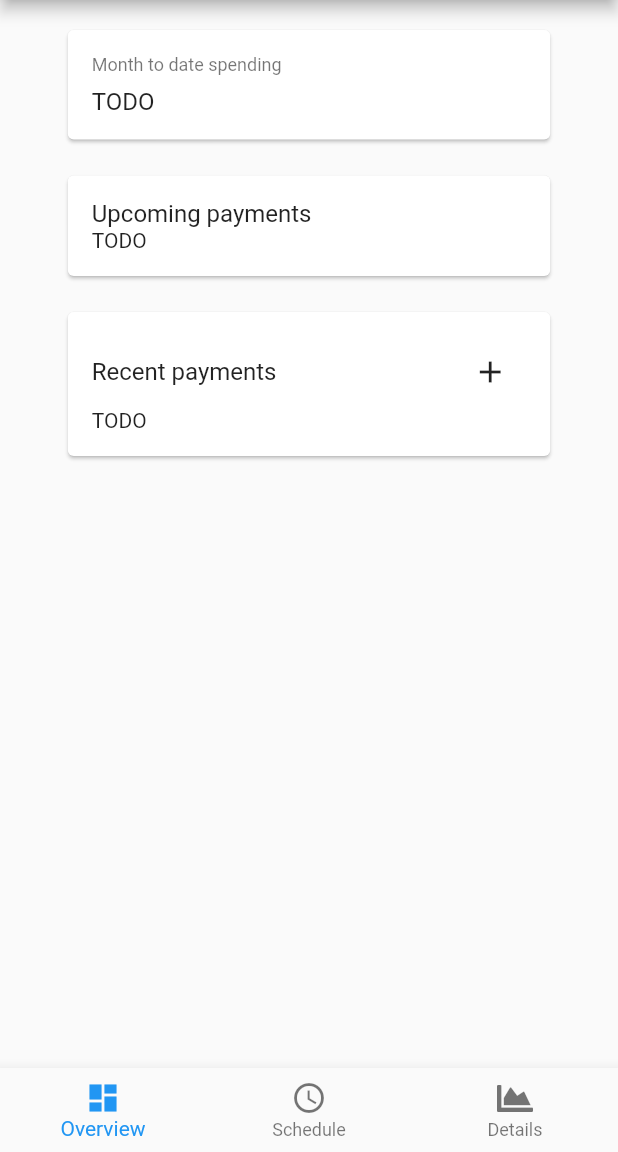
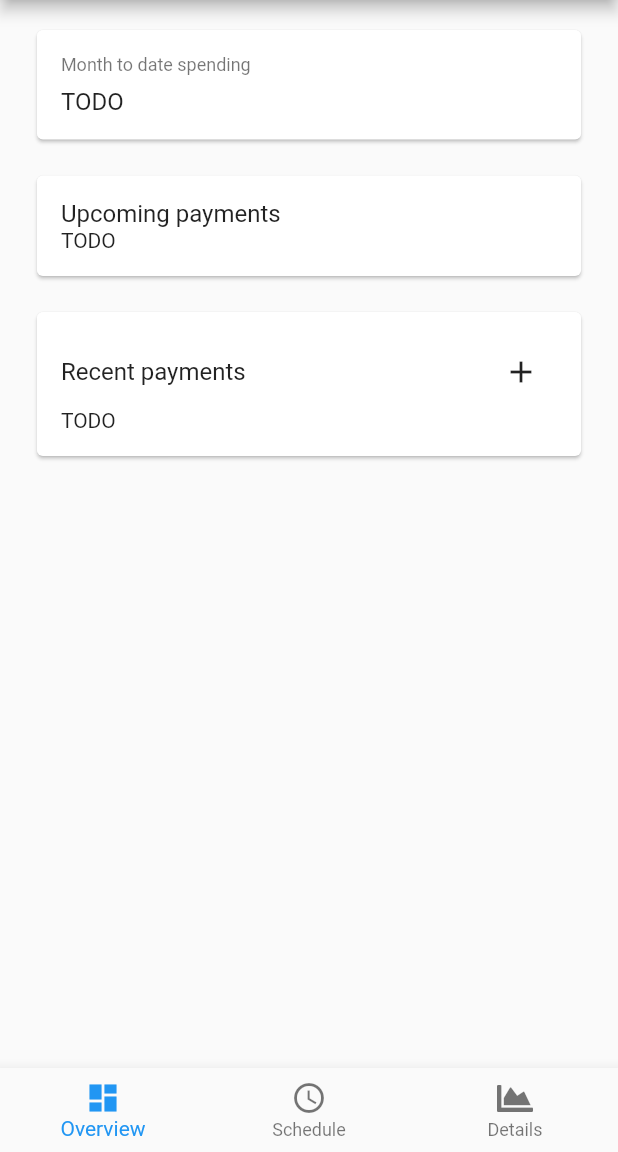
Before and after one commit to niels-hb/consilium, a Flutter app: the screen it shows once a user with an empty profile is signed in, on a phone screen of 412 x 824 dp, the part 84-1236 px from its top. Run offline on Flutter 3.47's test engine with Material 2 defaults, Android fonts, the light colour scheme and no system bars; our stand-ins replace cloud_firestore, firebase_auth, firebase_core, font_awesome_flutter; missing offline and left inert: enum_to_string; accounts and stored records are empty; generated files the repository leaves out were written again.

Commit message:
Added breakpoints for maximum width

```diff
--- a/lib/util/custom_theme.dart
+++ b/lib/util/custom_theme.dart
@@ -1,6 +1,21 @@
 import 'package:flutter/cupertino.dart';
 
 class CustomTheme {
+  static const double _breakpointSmall = 600;
+  static const double _breakpointMedium = 1200;
+
   static double getMaxWidth(BuildContext context) =>
-      0.8 * MediaQuery.of(context).size.width;
+      _getWidthMultiplier(context) * MediaQuery.of(context).size.width;
+
+  static double _getWidthMultiplier(BuildContext context) {
+    double width = MediaQuery.of(context).size.width;
+
+    if (width <= _breakpointSmall) {
+      return 0.9;
+    } else if (width <= _breakpointMedium) {
+      return 0.8;
+    } else {
+      return 0.5;
+    }
+  }
 }
```
